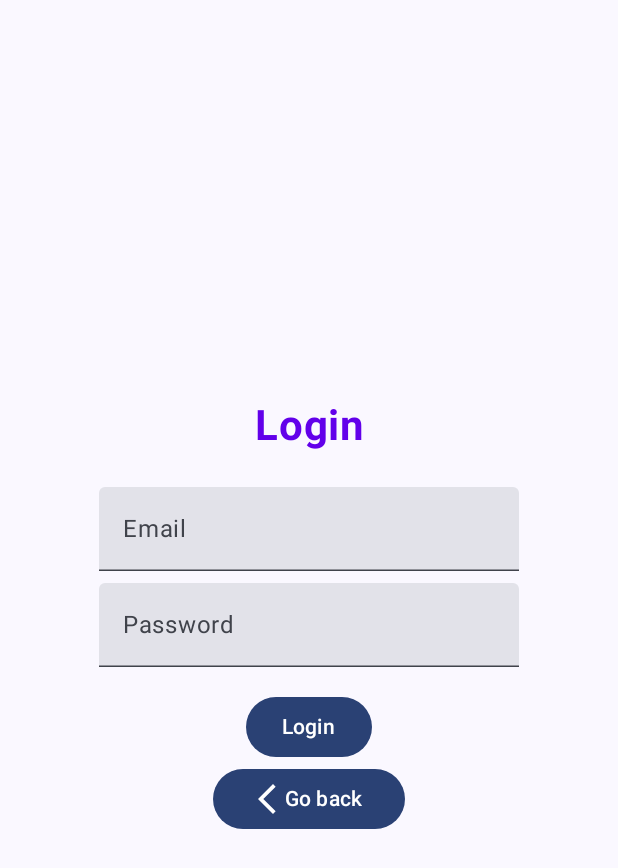
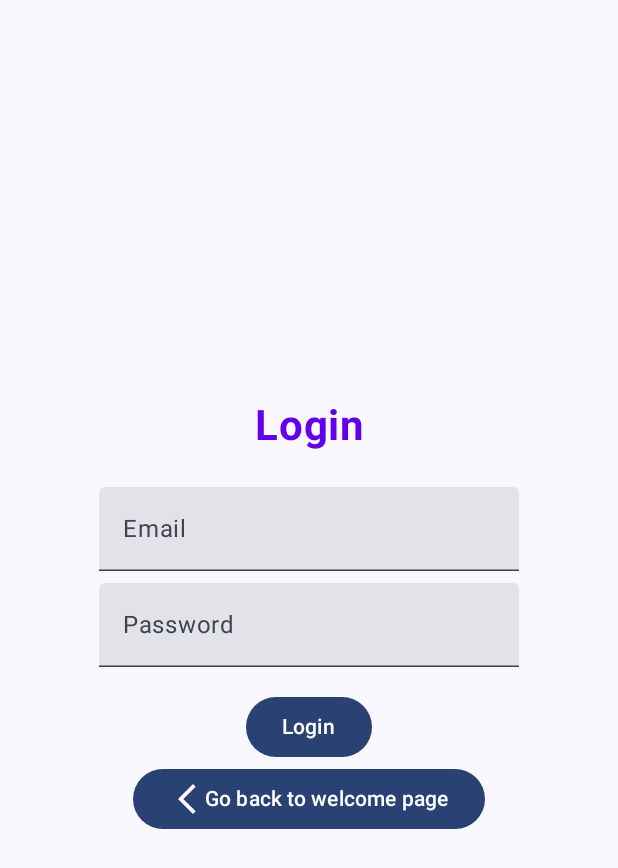
Before and after one commit to brky00/TrainingApp, an Android app built with Jetpack Compose: the screen it shows after launch (MainActivity), after a tap on "Login", on a phone screen of 412 x 824 dp. Shown: the top 868 px of the screen. Run offline under Robolectric (Android 15) with nearby library versions, the phone set to English and light mode, and no system bars; our stand-ins replace Firebase (no records; nobody signed in at launch, a user with empty details on screens opened directly).

Commit message:
Login updated

```diff
--- a/app/src/main/java/com/trainingappMob/myapplicationtraining/LoginPage.kt
+++ b/app/src/main/java/com/trainingappMob/myapplicationtraining/LoginPage.kt
@@ -69,7 +69,7 @@ fun LoginPage(navController: NavHostController) {
                 imageVector = Icons.Filled.ArrowBackIosNew,
                 contentDescription = "Go back"
             )
-            Text("Go back ")
+            Text("Go back to welcome page")
         }
     }
 }
```
